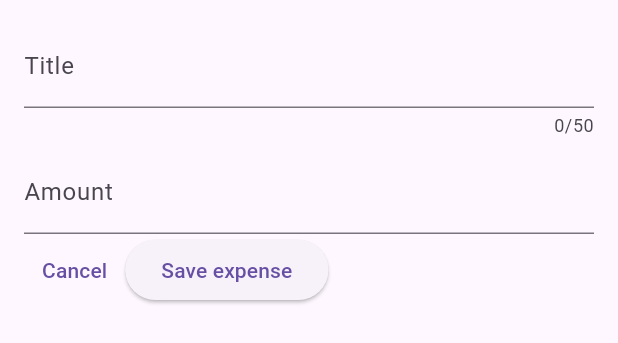
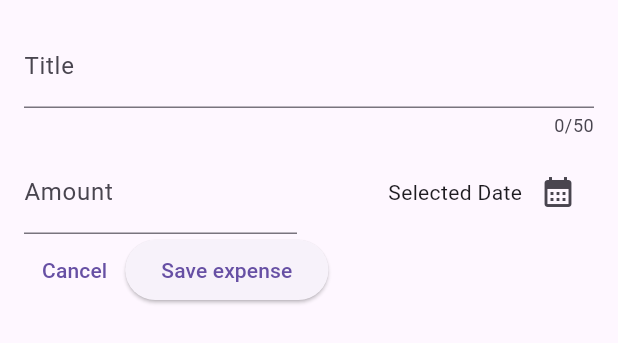
Before and after one commit to salvatoresalanitro/expense_tracker_app, a Flutter app: the NewExpense widget shown alone on an empty page, opened directly, on a phone screen of 412 x 824 dp. Shown: the top 343 px of the screen. Run offline on Flutter 3.47's test engine with Material 3 defaults, Android fonts, the phone set to English and light mode, and no system bars.

Commit message:
add space for date picker in layout

```diff
--- a/lib/widgets/new_expense.dart
+++ b/lib/widgets/new_expense.dart
@@ -33,14 +33,36 @@ class _NewExpenseState extends State<NewExpense> {
               label: Text('Title'),
             ),
           ),
-          SizedBox(height: 8),
-          TextField(
+          const SizedBox(height: 8),
+          Row(
+            children: [
+              Expanded(
+                child: TextField(
                   controller: _amountController,
                   keyboardType: TextInputType.number,
                   decoration: InputDecoration(
                     prefixText: '€',
                     label: Text('Amount'),
                   ),
+                ),
+              ),
+              const SizedBox(width: 16),
+              Expanded(
+                child: Row(
+                  mainAxisAlignment: MainAxisAlignment.end,
+                  crossAxisAlignment: CrossAxisAlignment.center,
+                  children: [
+                    const Text('Selected Date'),
+                    IconButton(
+                      onPressed: () {},
+                      icon: const Icon(
+                        Icons.calendar_month,
+                      ),
+                    ),
+                  ],
+                ),
+              ),
+            ],
           ),
           Row(
             children: [
```
Lines whose indentation alone changed are shown as unchanged.
